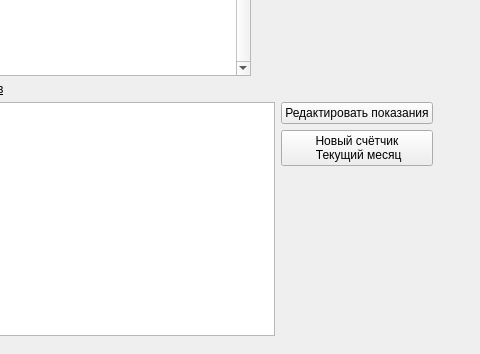
Qt form operwindow.ui (MartovKot/ZHSK) before a commit; both pictures show x 125 to 605 and y 327 to 681 of the 605 by 681 pixel window.
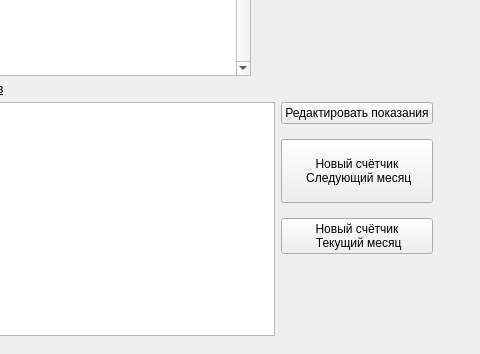
The same form after that commit. Icons and pictures are not drawn.

```diff
--- a/operwindow.ui
+++ b/operwindow.ui
@@ -828,6 +828,9 @@
           </item>
           <item>
            <layout class="QVBoxLayout" name="verticalLayout_6">
+            <property name="spacing">
+             <number>15</number>
+            </property>
             <property name="leftMargin">
              <number>0</number>
             </property>
@@ -853,6 +856,16 @@
               </property>
              </widget>
             </item>
+            <item>
+             <widget class="QPushButton" name="pBtn_NewCounterNext">
+              <property name="text">
+               <string>
+Новый счётчик 
+ Следующий месяц
+</string>
+              </property>
+             </widget>
+            </item>
             <item>
              <widget class="QPushButton" name="pBtn_NewCounter">
               <property name="text">
```
